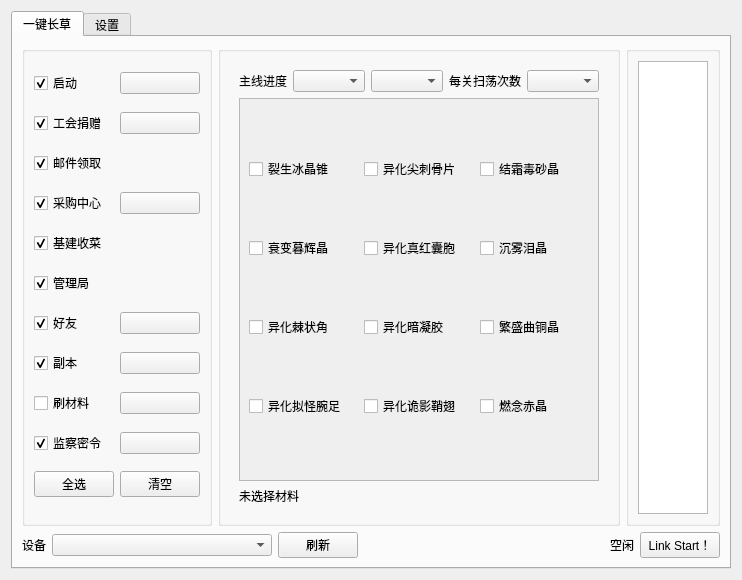
Before: the Qt Designer form src/ui/maa-5732.ui in YUASDS/Maa5732, drawn with Qt 5.
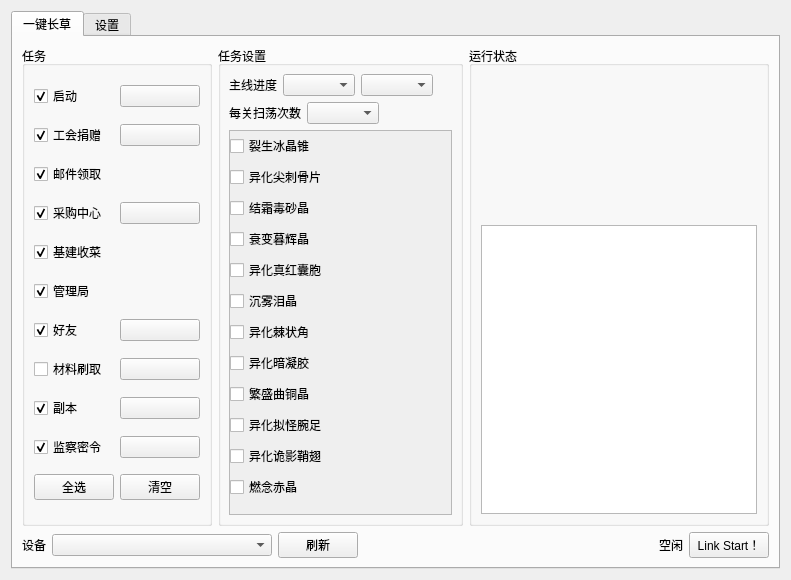
After: the same form once the commit is applied. The open tabs and pages were chosen to show the change. Icons and pictures are not drawn. Custom widgets are drawn as their Qt base class.

Commit message:
feat(ui): 运行日志栏显示实时截图, 并收紧中间栏控件宽度与间距
- 新增 SnapshotLabel: 工作线程截屏经信号送回界面线程, QTimer 1s 轮询, 按原比例缩放

- 中间栏: 下拉框/按钮限宽且左对齐, 左栏图标按钮固定 28x28, 材料网格收紧行距(避免横向滚动条)

- 任务开关注册顺序与左侧列表、PIPELINE_ORDER 对齐

Diff of the .ui file:
```diff
--- a/src/ui/maa-5732.ui
+++ b/src/ui/maa-5732.ui
@@ -29,11 +29,23 @@
       </attribute>
       <layout class="QVBoxLayout" name="verticalLayout_2">
        <item>
-        <layout class="QHBoxLayout" name="horizontalLayout_8" stretch="1,1,1">
+        <layout class="QHBoxLayout" name="horizontalLayout_8" stretch="0,2,3">
          <item>
           <widget class="QGroupBox" name="SelectBox">
+           <property name="minimumSize">
+            <size>
+             <width>190</width>
+             <height>0</height>
+            </size>
+           </property>
+           <property name="maximumSize">
+            <size>
+             <width>230</width>
+             <height>16777215</height>
+            </size>
+           </property>
            <property name="title">
-            <string/>
+            <string>任务</string>
            </property>
            <layout class="QVBoxLayout" name="verticalLayout">
             <item>
@@ -180,6 +192,27 @@
               </item>
              </layout>
             </item>
+            <item>
+             <layout class="QHBoxLayout" name="horizontalLayout_farm">
+              <item>
+               <widget class="QCheckBox" name="FarmMaterialcheckBox">
+                <property name="text">
+                 <string>材料刷取</string>
+                </property>
+               </widget>
+              </item>
+              <item>
+               <widget class="QPushButton" name="FarmMaterialButton">
+                <property name="text">
+                 <string/>
+                </property>
+                <property name="icon">
+                 <iconset theme="QIcon::ThemeIcon::DocumentProperties"/>
+                </property>
+               </widget>
+              </item>
+             </layout>
+            </item>
             <item>
              <layout class="QHBoxLayout" name="horizontalLayout_9">
               <item>
@@ -204,27 +237,6 @@
               </item>
              </layout>
             </item>
-            <item>
-             <layout class="QHBoxLayout" name="horizontalLayout_farm">
-              <item>
-               <widget class="QCheckBox" name="FarmMaterialcheckBox">
-                <property name="text">
-                 <string>刷材料</string>
-                </property>
-               </widget>
-              </item>
-              <item>
-               <widget class="QPushButton" name="FarmMaterialButton">
-                <property name="text">
-                 <string/>
-                </property>
-                <property name="icon">
-                 <iconset theme="QIcon::ThemeIcon::DocumentProperties"/>
-                </property>
-               </widget>
-              </item>
-             </layout>
-            </item>
             <item>
              <layout class="QHBoxLayout" name="horizontalLayout_10">
               <item>
@@ -272,10 +284,37 @@
          </item>
          <item>
           <widget class="QGroupBox" name="SettingBox">
+           <property name="minimumSize">
+            <size>
+             <width>245</width>
+             <height>0</height>
+            </size>
+           </property>
+           <property name="maximumSize">
+            <size>
+             <width>300</width>
+             <height>16777215</height>
+            </size>
+           </property>
            <property name="title">
-            <string/>
+            <string>任务设置</string>
            </property>
            <layout class="QHBoxLayout" name="horizontalLayout_14">
+            <property name="spacing">
+             <number>6</number>
+            </property>
+            <property name="leftMargin">
+             <number>6</number>
+            </property>
+            <property name="topMargin">
+             <number>6</number>
+            </property>
+            <property name="rightMargin">
+             <number>6</number>
+            </property>
+            <property name="bottomMargin">
+             <number>6</number>
+            </property>
             <item>
              <widget class="QStackedWidget" name="stackedWidget">
               <property name="cursor">
@@ -460,8 +499,25 @@
               <widget class="QWidget" name="RestPage_2"/>
               <widget class="QWidget" name="RestPage_1">
                <layout class="QVBoxLayout" name="verticalLayout_farm">
+                <property name="spacing">
+                 <number>6</number>
+                </property>
+                <property name="leftMargin">
+                 <number>2</number>
+                </property>
+                <property name="topMargin">
+                 <number>2</number>
+                </property>
+                <property name="rightMargin">
+                 <number>2</number>
+                </property>
+                <property name="bottomMargin">
+                 <number>2</number>
+                </property>
                 <item>
-                 <layout class="QHBoxLayout" name="horizontalLayout_farm_top">
+                 <layout class="QVBoxLayout" name="verticalLayout_farm_top">
+                  <item>
+                   <layout class="QHBoxLayout" name="horizontalLayout_farm_progress">
                   <item>
                    <widget class="QLabel" name="FarmMaterial_ProgressLabel">
                     <property name="text">
@@ -476,6 +532,23 @@
                    <widget class="QComboBox" name="FarmMaterial_ProgressCombo"/>
                   </item>
                   <item>
+                     <spacer name="horizontalSpacer_farm_progress">
+                      <property name="orientation">
+                       <enum>Qt::Orientation::Horizontal</enum>
+                      </property>
+                      <property name="sizeHint" stdset="0">
+                       <size>
+                        <width>20</width>
+                        <height>20</height>
+                       </size>
+                      </property>
+                     </spacer>
+                    </item>
+                   </layout>
+                  </item>
+                  <item>
+                   <layout class="QHBoxLayout" name="horizontalLayout_farm_sweep">
+                    <item>
                    <widget class="QLabel" name="FarmMaterial_SweepCountLabel">
                     <property name="text">
                      <string>每关扫荡次数</string>
@@ -486,17 +559,19 @@
                    <widget class="QComboBox" name="FarmMaterial_SweepCountCombo"/>
                   </item>
                   <item>
-                   <spacer name="horizontalSpacer_farm">
+                     <spacer name="horizontalSpacer_farm_sweep">
                     <property name="orientation">
                      <enum>Qt::Orientation::Horizontal</enum>
                     </property>
                     <property name="sizeHint" stdset="0">
                      <size>
-                      <width>40</width>
+                        <width>20</width>
                       <height>20</height>
                      </size>
                     </property>
                    </spacer>
+                    </item>
+                   </layout>
                   </item>
                  </layout>
                 </item>
@@ -507,6 +582,24 @@
                   </property>
                   <widget class="QWidget" name="FarmMaterial_ScrollContents">
                    <layout class="QGridLayout" name="FarmMaterial_Grid">
+                    <property name="leftMargin">
+                     <number>0</number>
+                    </property>
+                    <property name="topMargin">
+                     <number>0</number>
+                    </property>
+                    <property name="rightMargin">
+                     <number>0</number>
+                    </property>
+                    <property name="bottomMargin">
+                     <number>0</number>
+                    </property>
+                    <property name="horizontalSpacing">
+                     <number>4</number>
+                    </property>
+                    <property name="verticalSpacing">
+                     <number>4</number>
+                    </property>
                     <item row="0" column="0">
                      <widget class="QCheckBox" name="FarmMaterial_裂生冰晶锥checkBox">
                       <property name="text">
@@ -514,77 +607,77 @@
                       </property>
                      </widget>
                     </item>
-                    <item row="0" column="1">
+                    <item row="1" column="0">
                      <widget class="QCheckBox" name="FarmMaterial_异化尖刺骨片checkBox">
                       <property name="text">
                        <string>异化尖刺骨片</string>
                       </property>
                      </widget>
                     </item>
-                    <item row="0" column="2">
+                    <item row="2" column="0">
                      <widget class="QCheckBox" name="FarmMaterial_结霜毒砂晶checkBox">
                       <property name="text">
                        <string>结霜毒砂晶</string>
                       </property>
                      </widget>
                     </item>
-                    <item row="1" column="0">
+                    <item row="3" column="0">
                      <widget class="QCheckBox" name="FarmMaterial_衰变暮辉晶checkBox">
                       <property name="text">
                        <string>衰变暮辉晶</string>
                       </property>
                      </widget>
                     </item>
-                    <item row="1" column="1">
+                    <item row="4" column="0">
                      <widget class="QCheckBox" name="FarmMaterial_异化真红囊胞checkBox">
                       <property name="text">
                        <string>异化真红囊胞</string>
                       </property>
                      </widget>
                     </item>
-                    <item row="1" column="2">
+                    <item row="5" column="0">
                      <widget class="QCheckBox" name="FarmMaterial_沉雾泪晶checkBox">
                       <property name="text">
                        <string>沉雾泪晶</string>
                       </property>
                      </widget>
                     </item>
-                    <item row="2" column="0">
+                    <item row="6" column="0">
                      <widget class="QCheckBox" name="FarmMaterial_异化棘状角checkBox">
                       <property name="text">
                        <string>异化棘状角</string>
                       </property>
                      </widget>
                     </item>
-                    <item row="2" column="1">
+                    <item row="7" column="0">
                      <widget class="QCheckBox" name="FarmMaterial_异化暗凝胶checkBox">
                       <property name="text">
                        <string>异化暗凝胶</string>
                       </property>
                      </widget>
                     </item>
-                    <item row="2" column="2">
+                    <item row="8" column="0">
                      <widget class="QCheckBox" name="FarmMaterial_繁盛曲铜晶checkBox">
                       <property name="text">
                        <string>繁盛曲铜晶</string>
                       </property>
                      </widget>
                     </item>
-                    <item row="3" column="0">
+                    <item row="9" column="0">
                      <widget class="QCheckBox" name="FarmMaterial_异化拟怪腕足checkBox">
                       <property name="text">
                        <string>异化拟怪腕足</string>
                       </property>
                      </widget>
                     </item>
-                    <item row="3" column="1">
+                    <item row="10" column="0">
                      <widget class="QCheckBox" name="FarmMaterial_异化诡影鞘翅checkBox">
                       <property name="text">
                        <string>异化诡影鞘翅</string>
                       </property>
                      </widget>
                     </item>
-                    <item row="3" column="2">
+                    <item row="11" column="0">
                      <widget class="QCheckBox" name="FarmMaterial_燃念赤晶checkBox">
                       <property name="text">
                        <string>燃念赤晶</string>
@@ -595,16 +688,6 @@
                   </widget>
                  </widget>
                 </item>
-                <item>
-                 <widget class="QLabel" name="FarmMaterial_PreviewLabel">
-                  <property name="text">
-                   <string>未选择材料</string>
-                  </property>
-                  <property name="wordWrap">
-                   <bool>true</bool>
-                  </property>
-                 </widget>
-                </item>
                </layout>
               </widget>
              </widget>
@@ -614,10 +697,19 @@
          </item>
          <item>
           <widget class="QGroupBox" name="LogBox">
+           <property name="minimumSize">
+            <size>
+             <width>300</width>
+             <height>0</height>
+            </size>
+           </property>
            <property name="title">
-            <string/>
+            <string>运行状态</string>
            </property>
-           <layout class="QHBoxLayout" name="horizontalLayout_11">
+           <layout class="QVBoxLayout" name="verticalLayout_log" stretch="1,2">
+            <item>
+             <widget class="SnapshotLabel" name="SnapshotLabel"/>
+            </item>
             <item>
              <widget class="QTextBrowser" name="textBrowser"/>
             </item>
@@ -814,6 +906,13 @@
    </item>
   </layout>
  </widget>
+ <customwidgets>
+  <customwidget>
+   <class>SnapshotLabel</class>
+   <extends>QLabel</extends>
+   <header>src.ui.snapshot</header>
+  </customwidget>
+ </customwidgets>
  <resources/>
  <connections/>
 </ui>
```
Left out of the diff: 26 changed lines with no effect on the pictures. Lines whose indentation alone changed are shown as unchanged. The commit also changes 4 other files.
